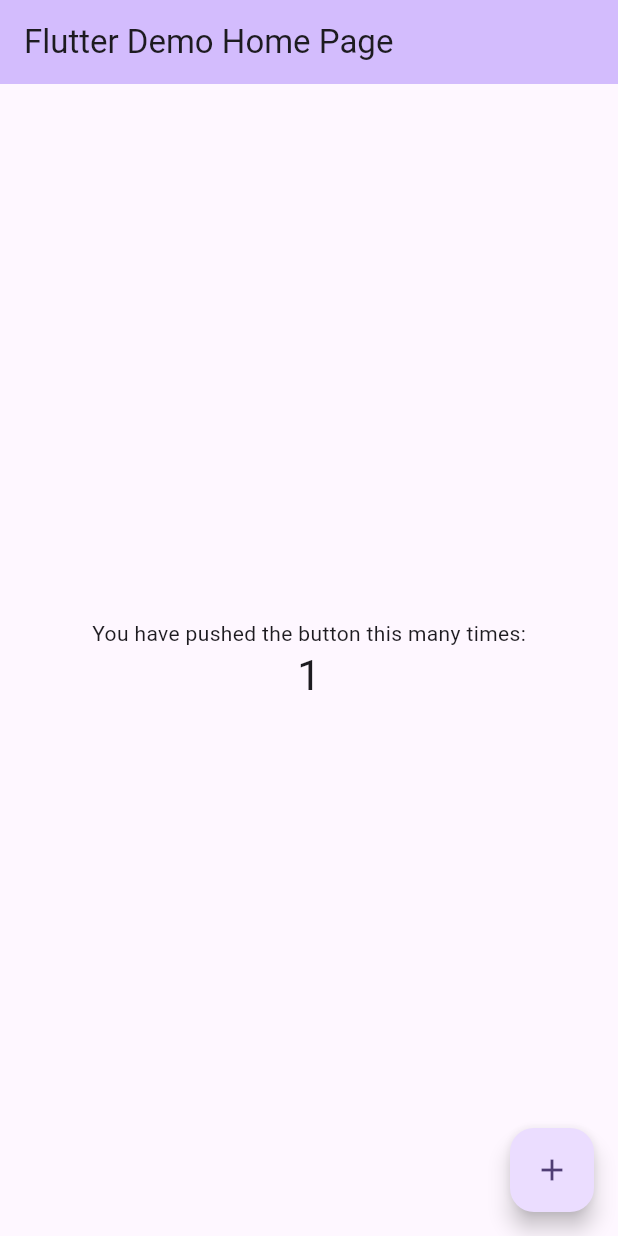
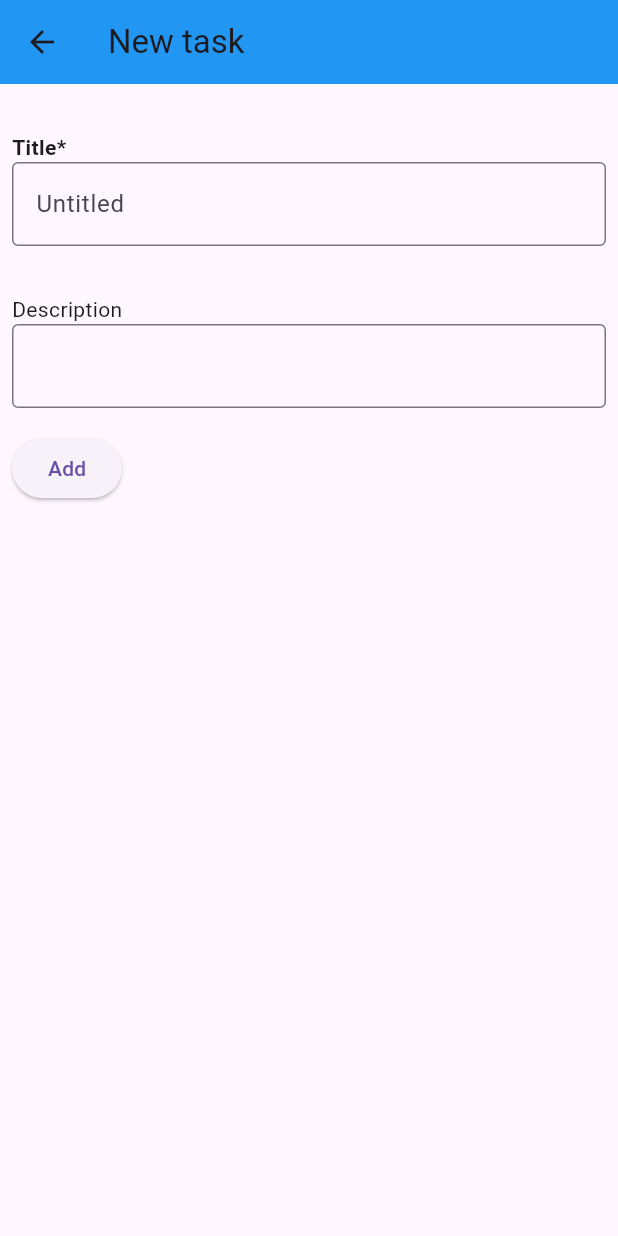
Before and after one commit to ashley-lizbeth/day_pal, a Flutter app: the screen it shows after launch, after a tap on the "add" icon, on a phone screen of 412 x 824 dp. Run offline on Flutter 3.47's test engine with Material 3 defaults, Android fonts, the phone set to English and light mode, and no system bars; missing offline and left inert: cuid2.

Commit message:
Created basic scaffold for app: Database context, Tasks screen, Task form to add and edit

```diff
--- /dev/null
+++ b/lib/database_context.dart
@@ -0,0 +1,65 @@
+import 'package:flutter/material.dart';
+import 'package:flutter_todo/core/dataproviders/in-memory/database.dart';
+import 'package:flutter_todo/core/repositories/database_wrapper.dart';
+
+class DatabaseContext extends StatefulWidget {
+  static InheritedDatabase? of(BuildContext context) =>
+      context.getInheritedWidgetOfExactType<InheritedDatabase>();
+
+  final Widget child;
+
+  const DatabaseContext({super.key, required this.child});
+
+  @override
+  State<DatabaseContext> createState() => _DatabaseContextState();
+}
+
+class _DatabaseContextState extends State<DatabaseContext> {
+  Database db = InMemoryDatabase();
+
+  void onDatabaseChange(Database newDb) {
+    setState(() async {
+      await db.close();
+      db = newDb;
+    });
+  }
+
+  @override
+  void initState() {
+    super.initState();
+    db.open();
+  }
+
+  @override
+  void dispose() {
+    db.close();
+    super.dispose();
+  }
+
+  @override
+  Widget build(BuildContext context) {
+    return InheritedDatabase(
+        db: db, onDatabaseChange: onDatabaseChange, child: widget.child);
+  }
+}
+
+class InheritedDatabase extends InheritedWidget {
+  final Database db;
+  final ValueChanged<Database> onDatabaseChange;
+
+  const InheritedDatabase({
+    super.key,
+    required super.child,
+    required this.db,
+    required this.onDatabaseChange,
+  });
+
+  static InheritedDatabase? of(BuildContext context) {
+    return context.dependOnInheritedWidgetOfExactType<InheritedDatabase>();
+  }
+
+  @override
+  bool updateShouldNotify(InheritedDatabase oldWidget) {
+    return oldWidget.db != db || oldWidget.onDatabaseChange != onDatabaseChange;
+  }
+}
--- a/lib/main.dart
+++ b/lib/main.dart
@@ -1,125 +1,24 @@
 import 'package:flutter/material.dart';
+import 'package:flutter_todo/database_context.dart';
+import 'package:flutter_todo/screens/tasks_screen/main.dart';
 
 void main() {
-  runApp(const MyApp());
+  runApp(App());
 }
 
-class MyApp extends StatelessWidget {
-  const MyApp({super.key});
+class App extends StatefulWidget {
+  const App({super.key});
 
-  // This widget is the root of your application.
+  @override
+  State<App> createState() => _AppState();
+}
+
+class _AppState extends State<App> {
   @override
   Widget build(BuildContext context) {
-    return MaterialApp(
-      title: 'Flutter Demo',
-      theme: ThemeData(
-        // This is the theme of your application.
-        //
-        // TRY THIS: Try running your application with "flutter run". You'll see
-        // the application has a purple toolbar. Then, without quitting the app,
-        // try changing the seedColor in the colorScheme below to Colors.green
-        // and then invoke "hot reload" (save your changes or press the "hot
-        // reload" button in a Flutter-supported IDE, or press "r" if you used
-        // the command line to start the app).
-        //
-        // Notice that the counter didn't reset back to zero; the application
-        // state is not lost during the reload. To reset the state, use hot
-        // restart instead.
-        //
-        // This works for code too, not just values: Most code changes can be
-        // tested with just a hot reload.
-        colorScheme: ColorScheme.fromSeed(seedColor: Colors.deepPurple),
-        useMaterial3: true,
-      ),
-      home: const MyHomePage(title: 'Flutter Demo Home Page'),
-    );
+    return DatabaseContext(
+        child: MaterialApp(
+      home: TasksScreen(),
+    ));
   }
 }
-
-class MyHomePage extends StatefulWidget {
-  const MyHomePage({super.key, required this.title});
-
-  // This widget is the home page of your application. It is stateful, meaning
-  // that it has a State object (defined below) that contains fields that affect
-  // how it looks.
-
-  // This class is the configuration for the state. It holds the values (in this
-  // case the title) provided by the parent (in this case the App widget) and
-  // used by the build method of the State. Fields in a Widget subclass are
-  // always marked "final".
-
-  final String title;
-
-  @override
-  State<MyHomePage> createState() => _MyHomePageState();
-}
-
-class _MyHomePageState extends State<MyHomePage> {
-  int _counter = 0;
-
-  void _incrementCounter() {
-    setState(() {
-      // This call to setState tells the Flutter framework that something has
-      // changed in this State, which causes it to rerun the build method below
-      // so that the display can reflect the updated values. If we changed
-      // _counter without calling setState(), then the build method would not be
-      // called again, and so nothing would appear to happen.
-      _counter++;
-    });
-  }
-
-  @override
-  Widget build(BuildContext context) {
-    // This method is rerun every time setState is called, for instance as done
-    // by the _incrementCounter method above.
-    //
-    // The Flutter framework has been optimized to make rerunning build methods
-    // fast, so that you can just rebuild anything that needs updating rather
-    // than having to individually change instances of widgets.
-    return Scaffold(
-      appBar: AppBar(
-        // TRY THIS: Try changing the color here to a specific color (to
-        // Colors.amber, perhaps?) and trigger a hot reload to see the AppBar
-        // change color while the other colors stay the same.
-        backgroundColor: Theme.of(context).colorScheme.inversePrimary,
-        // Here we take the value from the MyHomePage object that was created by
-        // the App.build method, and use it to set our appbar title.
-        title: Text(widget.title),
-      ),
-      body: Center(
-        // Center is a layout widget. It takes a single child and positions it
-        // in the middle of the parent.
-        child: Column(
-          // Column is also a layout widget. It takes a list of children and
-          // arranges them vertically. By default, it sizes itself to fit its
-          // children horizontally, and tries to be as tall as its parent.
-          //
-          // Column has various properties to control how it sizes itself and
-          // how it positions its children. Here we use mainAxisAlignment to
-          // center the children vertically; the main axis here is the vertical
-          // axis because Columns are vertical (the cross axis would be
-          // horizontal).
-          //
-          // TRY THIS: Invoke "debug painting" (choose the "Toggle Debug Paint"
-          // action in the IDE, or press "p" in the console), to see the
-          // wireframe for each widget.
-          mainAxisAlignment: MainAxisAlignment.center,
-          children: <Widget>[
-            const Text(
-              'You have pushed the button this many times:',
-            ),
-            Text(
-              '$_counter',
-              style: Theme.of(context).textTheme.headlineMedium,
-            ),
-          ],
-        ),
-      ),
-      floatingActionButton: FloatingActionButton(
-        onPressed: _incrementCounter,
-        tooltip: 'Increment',
-        child: const Icon(Icons.add),
-      ), // This trailing comma makes auto-formatting nicer for build methods.
-    );
-  }
-}
--- /dev/null
+++ b/lib/screens/tasks_screen/main.dart
@@ -0,0 +1,91 @@
+import 'dart:async';
+
+import 'package:flutter_todo/core/repositories/task_repository.dart';
+import 'package:flutter_todo/database_context.dart';
+import 'package:flutter_todo/screens/tasks_screen/task_form.dart';
+import 'package:flutter/material.dart';
+import 'package:flutter_todo/core/entities/task.dart';
+import 'package:flutter_todo/screens/tasks_screen/task_item.dart';
+
+class TasksScreen extends StatefulWidget {
+  const TasksScreen({super.key});
+
+  @override
+  State<TasksScreen> createState() => _TasksScreenState();
+}
+
+class _TasksScreenState extends State<TasksScreen> {
+  List<Task> tasks = [];
+
+  StreamSubscription<TaskAction>? dbSubscription;
+
+  @override
+  void dispose() {
+    dbSubscription?.cancel();
+    super.dispose();
+  }
+
+  void addTask(Task newTask) {
+    setState(() {
+      tasks.add(newTask);
+    });
+  }
+
+  void removeTask(String id) {
+    setState(() {
+      tasks.removeAt(tasks.indexWhere((task) => task.id == id));
+    });
+  }
+
+  void updateTask(Task updatedTask) {
+    final index = tasks.indexWhere((task) => task.id == updatedTask.id);
+    setState(() {
+      tasks[index] = updatedTask;
+    });
+  }
+
+  @override
+  Widget build(BuildContext context) {
+    final db = InheritedDatabase.of(context)!.db;
+    tasks = db.tasks.getAll();
+    tasks.sort();
+
+    dbSubscription = db.tasks.repositoryUpdate.listen((event) {
+      if (event.type == TaskActionType.deleted) {
+        removeTask(event.id);
+        return;
+      }
+
+      var task = db.tasks.get(event.id);
+
+      if (task != null) {
+        if (event.type == TaskActionType.added) {
+          addTask(task);
+        } else {
+          updateTask(task);
+        }
+      }
+    });
+
+    return Scaffold(
+      body: Builder(builder: (context) {
+        if (tasks.isEmpty) {
+          return Center(
+            child: Text("No tasks found"),
+          );
+        }
+
+        return ListView(
+          children: tasks.map((task) => TaskItem(task: task)).toList(),
+        );
+      }),
+      floatingActionButton: FloatingActionButton(
+        child: Icon(Icons.add),
+        onPressed: () {
+          Navigator.push(
+              context, MaterialPageRoute(builder: (_) => TaskForm()));
+        },
+      ),
+    );
+  }
+}
--- /dev/null
+++ b/lib/screens/tasks_screen/task_form.dart
@@ -0,0 +1,135 @@
+import 'package:flutter_todo/core/entities/task.dart';
+import 'package:flutter_todo/database_context.dart';
+import 'package:flutter/material.dart';
+
+class TaskForm extends StatefulWidget {
+  final Task? baseTask;
+  const TaskForm({super.key, this.baseTask});
+
+  @override
+  State<TaskForm> createState() => _TaskFormState();
+}
+
+class _TaskFormState extends State<TaskForm> {
+  final _formKey = GlobalKey<FormState>();
+
+  final controllers = FormControllers();
+
+  @override
+  void dispose() {
+    super.dispose();
+    controllers.dispose();
+  }
+
+  @override
+  Widget build(BuildContext context) {
+    final db = InheritedDatabase.of(context)!.db;
+
+    if (widget.baseTask != null) {
+      controllers.fromTask(widget.baseTask!);
+    }
+
+    String widgetTitle = widget.baseTask == null ? "New task" : "Edit task";
+    String submitButtonMessage = widget.baseTask == null ? "Add" : "Update";
+
+    return Scaffold(
+      appBar: AppBar(
+        backgroundColor: Colors.blue,
+        title: Text(widgetTitle),
+      ),
+      body: Form(
+          key: _formKey,
+          child: Padding(
+            padding: const EdgeInsets.symmetric(horizontal: 8, vertical: 16),
+            child: Column(
+              crossAxisAlignment: CrossAxisAlignment.start,
+              children: [
+                /* Padding(
+                  padding: const EdgeInsets.only(bottom: 16),
+                  child: Text(
+                    widgetTitle,
+                    style: TextStyle(
+                        fontSize: 24,
+                        fontWeight: FontWeight.bold,
+                        color: Colors.black),
+                  ),
+                ), */
+                Padding(
+                  padding: const EdgeInsets.symmetric(vertical: 16),
+                  child: Column(
+                    crossAxisAlignment: CrossAxisAlignment.start,
+                    children: [
+                      Text(
+                        "Title*",
+                        style: TextStyle(fontWeight: FontWeight.bold),
+                      ),
+                      TextFormField(
+                        controller: controllers.title,
+                        decoration: InputDecoration(
+                            border: OutlineInputBorder(), hintText: "Untitled"),
+                        validator: (title) {
+                          if (title == null || title.isEmpty) {
+                            return "Title can't be empty";
+                          }
+                          return null;
+                        },
+                      ),
+                    ],
+                  ),
+                ),
+                Padding(
+                  padding: const EdgeInsets.symmetric(vertical: 16),
+                  child: Column(
+                    crossAxisAlignment: CrossAxisAlignment.start,
+                    children: [
+                      Text("Description"),
+                      TextFormField(
+                        controller: controllers.description,
+                        decoration: InputDecoration(
+                            border: OutlineInputBorder(), hintText: ""),
+                      ),
+                    ],
+                  ),
+                ),
+                ElevatedButton(
+                    onPressed: () {
+                      if (_formKey.currentState!.validate()) {
+                        String id = widget.baseTask != null
+                            ? widget.baseTask!.id
+                            : db.tasks.newTask();
+
+                        Task taskToSave = Task(id);
+
+                        controllers.copyToTask(taskToSave);
+                        db.tasks.update(taskToSave);
+
+                        Navigator.pop(context);
+                      }
+                    },
+                    child: Text(submitButtonMessage))
+              ],
+            ),
+          )),
+    );
+  }
+}
+
+class FormControllers {
+  final title = TextEditingController();
+  final description = TextEditingController();
+
+  void fromTask(Task task) {
+    title.text = task.title;
+    description.text = task.description;
+  }
+
+  void copyToTask(Task task) {
+    task.title = title.text;
+    task.description = description.text;
+  }
+
+  void dispose() {
+    title.dispose();
+    description.dispose();
+  }
+}
```
Also changed, not shown: lib/screens/tasks_screen/task_item.dart (added, +82 -0 lines).
